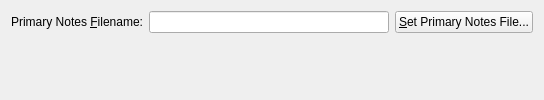
First picture: the form in programs/KJVCanOpener/KJVUserNotesDatabaseConfig.ui, repository dewhisna/KingJamesPureBibleSearch, before the edit.
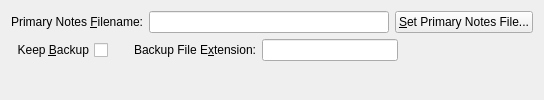
Second picture: the form after the edit.

Commit message: Added Configuration options for KeepBackup and BackupExtension to the User Notes Database.

```diff
--- a/programs/KJVCanOpener/KJVUserNotesDatabaseConfig.ui
+++ b/programs/KJVCanOpener/KJVUserNotesDatabaseConfig.ui
@@ -86,6 +86,72 @@
      </item>
     </layout>
    </item>
+   <item>
+    <layout class="QHBoxLayout" name="horizontalLayout_2">
+     <item>
+      <widget class="QCheckBox" name="checkBoxKeepBackup">
+       <property name="layoutDirection">
+        <enum>Qt::RightToLeft</enum>
+       </property>
+       <property name="text">
+        <string>Keep &amp;Backup</string>
+       </property>
+      </widget>
+     </item>
+     <item>
+      <spacer name="horizontalSpacer_2">
+       <property name="orientation">
+        <enum>Qt::Horizontal</enum>
+       </property>
+       <property name="sizeType">
+        <enum>QSizePolicy::Fixed</enum>
+       </property>
+       <property name="sizeHint" stdset="0">
+        <size>
+         <width>20</width>
+         <height>20</height>
+        </size>
+       </property>
+      </spacer>
+     </item>
+     <item>
+      <widget class="QLabel" name="lblBackupExtension">
+       <property name="text">
+        <string>Backup File E&amp;xtension:</string>
+       </property>
+       <property name="alignment">
+        <set>Qt::AlignRight|Qt::AlignTrailing|Qt::AlignVCenter</set>
+       </property>
+       <property name="buddy">
+        <cstring>editBackupExtension</cstring>
+       </property>
+      </widget>
+     </item>
+     <item>
+      <widget class="QLineEdit" name="editBackupExtension">
+       <property name="sizePolicy">
+        <sizepolicy hsizetype="Expanding" vsizetype="Fixed">
+         <horstretch>0</horstretch>
+         <verstretch>0</verstretch>
+        </sizepolicy>
+       </property>
+      </widget>
+     </item>
+     <item>
+      <spacer name="horizontalSpacer">
+       <property name="orientation">
+        <enum>Qt::Horizontal</enum>
+       </property>
+       <property name="sizeHint" stdset="0">
+        <size>
+         <width>0</width>
+         <height>20</height>
+        </size>
+       </property>
+      </spacer>
+     </item>
+    </layout>
+   </item>
    <item>
     <spacer name="verticalSpacer">
      <property name="orientation">
```
Left out of the diff: 6 changed lines with no effect on the pictures. The commit also changes 2 other files.
